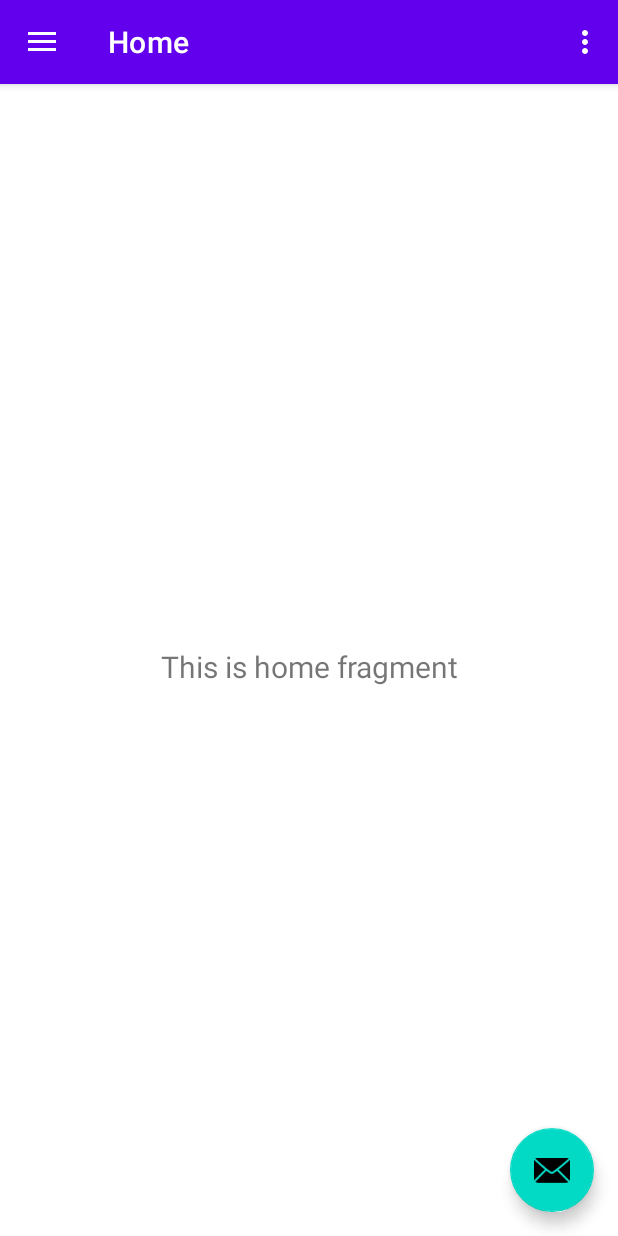
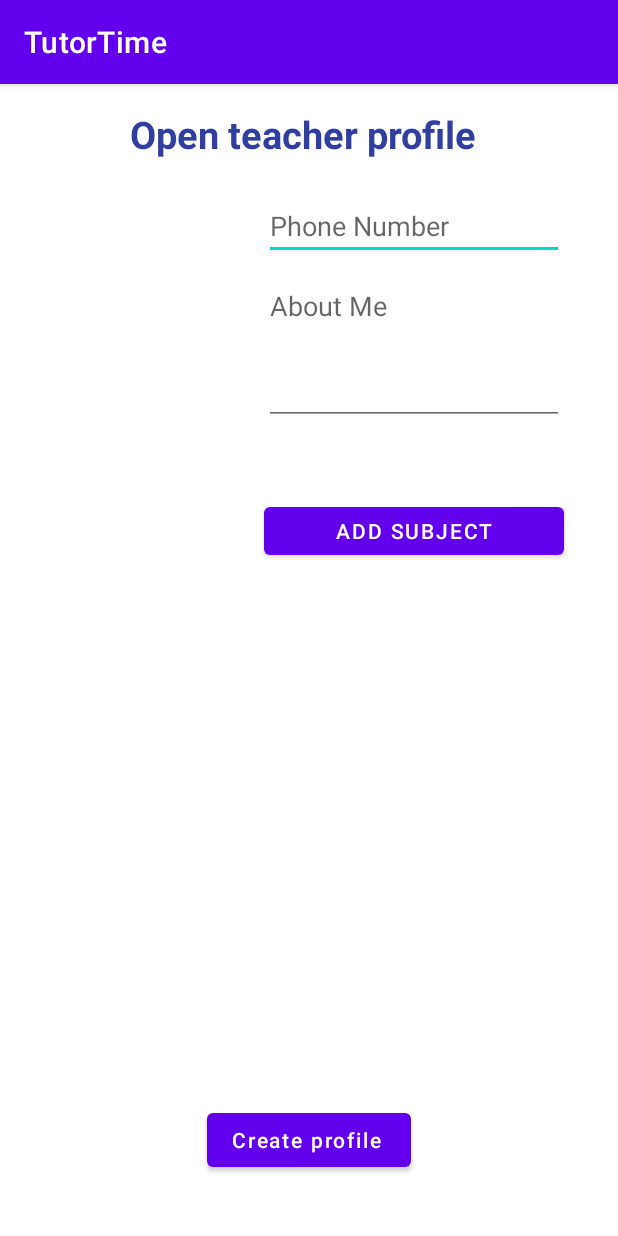
Before and after one commit to AlmogJakov/TutorTime, an Android app: the screen it shows after launch (MainActivity before the commit, Teacher_card after it), after a tap on "מורה", on a phone screen of 412 x 824 dp. Run offline under Robolectric (Android 15) with nearby library versions, the phone set to English and light mode, and no system bars; our stand-ins replace Firebase (no records; nobody signed in at launch, a user with empty details on screens opened directly).

Commit message:
add teacher firebase object and a teacher card

```diff
--- a/app/src/main/AndroidManifest.xml
+++ b/app/src/main/AndroidManifest.xml
@@ -11,7 +11,9 @@
         android:roundIcon="@mipmap/ic_launcher_round"
         android:supportsRtl="true"
         android:theme="@style/Theme.TutorTime">
-
+        <activity
+            android:name=".Teacher_card"
+            android:exported="false" />
         <activity
             android:name=".Welcome"
             android:exported="true">
@@ -21,7 +23,6 @@
                 <category android:name="android.intent.category.LAUNCHER" />
             </intent-filter>
         </activity>
-
         <activity
             android:name=".Login"
             android:exported="true">
--- a/app/src/main/java/com/project/tutortime/ChooseOne.java
+++ b/app/src/main/java/com/project/tutortime/ChooseOne.java
@@ -24,7 +24,7 @@ public class ChooseOne extends AppCompatActivity {
         teacher.setOnClickListener(new View.OnClickListener() {
             @Override
             public void onClick(View v) {
-                startActivity(new Intent(getApplicationContext(), MainActivity.class));
+                startActivity(new Intent(getApplicationContext(), Teacher_card.class));
             }
         });
 
--- /dev/null
+++ b/app/src/main/java/com/project/tutortime/Teacher_card.java
@@ -0,0 +1,122 @@
+package com.project.tutortime;
+
+import androidx.annotation.NonNull;
+import androidx.appcompat.app.AlertDialog;
+import androidx.appcompat.app.AppCompatActivity;
+
+import android.app.Dialog;
+import android.content.DialogInterface;
+import android.content.Intent;
+import android.os.Bundle;
+import android.text.TextUtils;
+import android.util.Patterns;
+import android.view.View;
+import android.widget.Adapter;
+import android.widget.AdapterView;
+import android.widget.ArrayAdapter;
+import android.widget.Button;
+import android.widget.EditText;
+import android.widget.ListView;
+import android.widget.Spinner;
+import android.widget.Toast;
+
+import com.google.android.gms.tasks.OnCompleteListener;
+import com.google.firebase.auth.AuthResult;
+import com.project.tutortime.firebase.FireBaseUser;
+import com.project.tutortime.firebase.subjectObj;
+import com.project.tutortime.firebase.userObj;
+
+import java.util.ArrayList;
+
+import javax.security.auth.Subject;
+
+public class Teacher_card extends AppCompatActivity {
+    EditText PhoneNumber, description;
+    Button profile, addSub;
+    ListView subjectList;
+    ArrayList<subjectObj> list = new ArrayList<>();
+
+
+
+    @Override
+    protected void onCreate(Bundle savedInstanceState) {
+        super.onCreate(savedInstanceState);
+        setContentView(R.layout.activity_teacher_card);
+        PhoneNumber = findViewById(R.id.editPhoneNumber);
+        description = findViewById(R.id.editDescription);
+        addSub = findViewById(R.id.editSubject);
+        profile = findViewById(R.id.buttonProfile);
+        subjectList = (ListView) findViewById(R.id.subList);
+        ArrayAdapter a = new ArrayAdapter(this, android.R.layout.simple_list_item_1, list);
+        subjectList.setAdapter(a);
+        a.notifyDataSetChanged();
+
+
+        addSub.setOnClickListener(new View.OnClickListener() {
+            @Override
+            public void onClick(View v) {
+                createDialog(a);
+            }
+        });
+        profile.setOnClickListener(new View.OnClickListener() {
+            @Override
+            public void onClick(View v) {
+                String lName = PhoneNumber.getText().toString().trim();
+                if (TextUtils.isEmpty(lName)) {
+                    PhoneNumber.setError("PhoneNumber is required.");
+                    return;
+                }
+                startActivity(new Intent(getApplicationContext(), MainActivity.class));
+            }
+        });
+    }
+    public void createDialog(ArrayAdapter a){
+        final Dialog d = new Dialog(this);
+        EditText priceEdit, expEdit;
+        Button addBtn;
+        Spinner nameSpinner, typeSpinner;
+        d.setContentView(R.layout.add_sub_dialog);
+        d.setTitle("Add Subject");
+        d.setCancelable(true);
+
+        priceEdit = d.findViewById(R.id.editPrice);
+        expEdit = d.findViewById(R.id.editExp);
+        addBtn = d.findViewById(R.id.btnAddS);
+        nameSpinner = d.findViewById(R.id.spinnerSubName);
+        nameSpinner.setAdapter(new ArrayAdapter<>
+                (this, android.R.layout.simple_spinner_item, subjectObj.SubName.values()));
+        typeSpinner = d.findViewById(R.id.spinnerLType);
+        typeSpinner.setAdapter(new ArrayAdapter<>
+                (this, android.R.layout.simple_spinner_item, subjectObj.Type.values()));
+        addBtn.setOnClickListener(new View.OnClickListener() {
+            @Override
+            public void onClick(View view) {
+
+                String price = priceEdit.getText().toString().trim();
+                String exp = expEdit.getText().toString().trim();
+                String nameSub = nameSpinner.getSelectedItem().toString().trim();
+                String type = typeSpinner.getSelectedItem().toString().trim();
+
+                if (price.isEmpty()) {
+                    priceEdit.setError("Price is required.");
+                    return;
+                }
+                if (nameSub.isEmpty() || nameSub.equals(subjectObj.SubName.HINT)) {
+                    Toast.makeText(getApplicationContext(), "Subject is required.", Toast.LENGTH_LONG);
+                    return;
+                }
+                if (type.isEmpty() || type.equals(subjectObj.Type.HINT)) {
+                    Toast.makeText(getApplicationContext(), "Learning type is required.", Toast.LENGTH_LONG);
+                    return;
+                }
+                subjectObj s = new subjectObj(nameSub, type, Integer.parseInt(price), exp);
+                list.add(s);
+                a.notifyDataSetChanged();
+                d.dismiss();
+
+
+            }
+        });
+        d.show();
+    }
+    }
--- a/app/src/main/java/com/project/tutortime/Welcome.java
+++ b/app/src/main/java/com/project/tutortime/Welcome.java
@@ -24,6 +24,6 @@ public class Welcome extends AppCompatActivity {
                 startActivity(intent);
                 finish();
             }
-        }, 2000);
+        }, 3000);
     }
 }
--- a/app/src/main/java/com/project/tutortime/firebase/firebaseBaseModel.java
+++ b/app/src/main/java/com/project/tutortime/firebase/firebaseBaseModel.java
@@ -3,7 +3,7 @@ import com.google.firebase.database.DatabaseReference;
 import com.google.firebase.database.FirebaseDatabase;
 
 public class firebaseBaseModel {
-    protected  DatabaseReference myRef;
+    protected DatabaseReference myRef;
 
     public firebaseBaseModel(){
         myRef= FirebaseDatabase.getInstance().getReference();
--- /dev/null
+++ b/app/src/main/res/layout/activity_teacher_card.xml
@@ -0,0 +1,151 @@
+<?xml version="1.0" encoding="utf-8"?>
+<androidx.constraintlayout.widget.ConstraintLayout xmlns:android="http://schemas.android.com/apk/res/android"
+    xmlns:app="http://schemas.android.com/apk/res-auto"
+    xmlns:tools="http://schemas.android.com/tools"
+    android:layout_width="match_parent"
+    android:layout_height="match_parent"
+    tools:context=".Teacher_card">
+
+    <!--    <EditText-->
+    <!--        android:id="@+id/editSubject"-->
+    <!--        android:layout_width="wrap_content"-->
+    <!--        android:layout_height="wrap_content"-->
+    <!--        android:layout_marginTop="76dp"-->
+    <!--        android:ems="10"-->
+    <!--        android:hint="Subject"-->
+    <!--        android:inputType="textPersonName"-->
+    <!--        android:minHeight="48dp"-->
+    <!--        app:layout_constraintEnd_toEndOf="parent"-->
+    <!--        app:layout_constraintHorizontal_bias="0.502"-->
+    <!--        app:layout_constraintStart_toStartOf="parent"-->
+    <!--        app:layout_constraintTop_toTopOf="parent" />-->
+
+    <!--    <EditText-->
+    <!--        android:id="@+id/editPlace"-->
+    <!--        android:layout_width="wrap_content"-->
+    <!--        android:layout_height="wrap_content"-->
+    <!--        android:layout_marginTop="124dp"-->
+    <!--        android:ems="10"-->
+    <!--        android:hint="Select online or frontal"-->
+    <!--        android:inputType="textPersonName"-->
+    <!--        android:minHeight="48dp"-->
+    <!--        app:layout_constraintEnd_toEndOf="parent"-->
+    <!--        app:layout_constraintHorizontal_bias="0.502"-->
+    <!--        app:layout_constraintStart_toStartOf="parent"-->
+    <!--        app:layout_constraintTop_toTopOf="parent" />-->
+
+    <!--    <EditText-->
+    <!--        android:id="@+id/editPrice"-->
+    <!--        android:layout_width="wrap_content"-->
+    <!--        android:layout_height="wrap_content"-->
+    <!--        android:layout_marginTop="160dp"-->
+    <!--        android:ems="10"-->
+    <!--        android:hint="Price"-->
+    <!--        android:inputType="textPersonName"-->
+    <!--        android:minHeight="48dp"-->
+    <!--        app:layout_constraintEnd_toEndOf="parent"-->
+    <!--        app:layout_constraintHorizontal_bias="0.497"-->
+    <!--        app:layout_constraintStart_toStartOf="parent"-->
+    <!--        app:layout_constraintTop_toTopOf="parent" />-->
+
+    <!--    <Spinner-->
+    <!--        android:id="@+id/spinner1"-->
+    <!--        android:layout_width="275dp"-->
+    <!--        android:layout_height="42dp"-->
+    <!--        android:layout_marginTop="528dp"-->
+    <!--        app:layout_constraintEnd_toEndOf="parent"-->
+    <!--        app:layout_constraintHorizontal_bias="0.352"-->
+    <!--        app:layout_constraintStart_toStartOf="parent"-->
+    <!--        app:layout_constraintTop_toTopOf="parent" />-->
+
+    <!--    <Spinner-->
+    <!--        android:id="@+id/spinner2"-->
+    <!--        android:layout_width="275dp"-->
+    <!--        android:layout_height="42dp"-->
+    <!--        android:layout_marginTop="468dp"-->
+    <!--        app:layout_constraintEnd_toEndOf="parent"-->
+    <!--        app:layout_constraintHorizontal_bias="0.352"-->
+    <!--        app:layout_constraintStart_toStartOf="parent"-->
+    <!--        app:layout_constraintTop_toTopOf="parent" />-->
+
+    <!--    <EditText-->
+    <!--        android:id="@+id/editPrice"-->
+    <!--        android:layout_width="275dp"-->
+    <!--        android:layout_height="42dp"-->
+    <!--        android:layout_marginBottom="528dp"-->
+    <!--        android:gravity="center"-->
+    <!--        android:hint="Price"-->
+    <!--        app:layout_constraintBottom_toBottomOf="parent"-->
+    <!--        app:layout_constraintEnd_toEndOf="parent"-->
+    <!--        app:layout_constraintStart_toStartOf="parent" />-->
+
+    <Button
+        android:id="@+id/buttonProfile"
+        android:layout_width="wrap_content"
+        android:layout_height="wrap_content"
+        android:layout_marginBottom="40dp"
+        android:text="Create profile "
+        android:textAllCaps="false"
+        app:layout_constraintBottom_toBottomOf="parent"
+        app:layout_constraintEnd_toEndOf="parent"
+        app:layout_constraintStart_toStartOf="parent" />
+
+    <TextView
+        android:id="@+id/txtTeacherProfile"
+        android:layout_width="wrap_content"
+        android:layout_height="wrap_content"
+        android:layout_marginTop="16dp"
+        android:text="Open teacher profile "
+        android:textColor="#303F9F"
+        android:textSize="25sp"
+        android:textStyle="bold"
+        app:layout_constraintEnd_toEndOf="parent"
+        app:layout_constraintHorizontal_bias="0.497"
+        app:layout_constraintStart_toStartOf="parent"
+        app:layout_constraintTop_toTopOf="parent" />
+
+    <EditText
+        android:id="@+id/editPhoneNumber"
+        android:layout_width="200dp"
+        android:layout_height="wrap_content"
+        android:layout_marginTop="72dp"
+        android:layout_marginEnd="36dp"
+        android:ems="10"
+        android:hint="Phone Number"
+        android:inputType="phone"
+        app:layout_constraintEnd_toEndOf="parent"
+        app:layout_constraintTop_toTopOf="parent" />
+
+    <EditText
+        android:id="@+id/editDescription"
+        android:layout_width="200dp"
+        android:layout_height="102dp"
+        android:layout_marginTop="8dp"
+        android:layout_marginEnd="36dp"
+        android:ems="10"
+        android:gravity="start|top"
+        android:hint="About Me"
+        android:inputType="textMultiLine"
+        app:layout_constraintEnd_toEndOf="parent"
+        app:layout_constraintTop_toBottomOf="@+id/editPhoneNumber" />
+
+    <Button
+        android:id="@+id/editSubject"
+        android:layout_width="200dp"
+        android:layout_height="44dp"
+        android:layout_marginEnd="36dp"
+        android:layout_marginBottom="448dp"
+        android:text="Add Subject"
+        app:layout_constraintBottom_toBottomOf="parent"
+        app:layout_constraintEnd_toEndOf="parent" />
+
+    <ListView
+        android:id="@+id/subList"
+        android:layout_width="329dp"
+        android:layout_height="317dp"
+        android:layout_marginTop="12dp"
+        android:layout_marginEnd="36dp"
+        app:layout_constraintEnd_toEndOf="parent"
+        app:layout_constraintTop_toBottomOf="@+id/editSubject" />
+
+</androidx.constraintlayout.widget.ConstraintLayout>
```
Also changed, not shown: app/src/main/java/com/project/tutortime/firebase/FireBaseTeacher.java (added, +20 -0 lines), app/src/main/java/com/project/tutortime/firebase/FireBaseUser.java (+8 -0 lines), app/src/main/java/com/project/tutortime/firebase/subjectObj.java (added, +100 -0 lines), app/src/main/java/com/project/tutortime/firebase/teacherObj.java (added, +43 -0 lines), app/src/main/java/com/project/tutortime/firebase/userObj.java (+12 -0 lines), app/src/main/res/layout/add_sub_dialog.xml (added, +63 -0 lines), app/src/main/res/values/strings.xml (+27 -0 lines).
